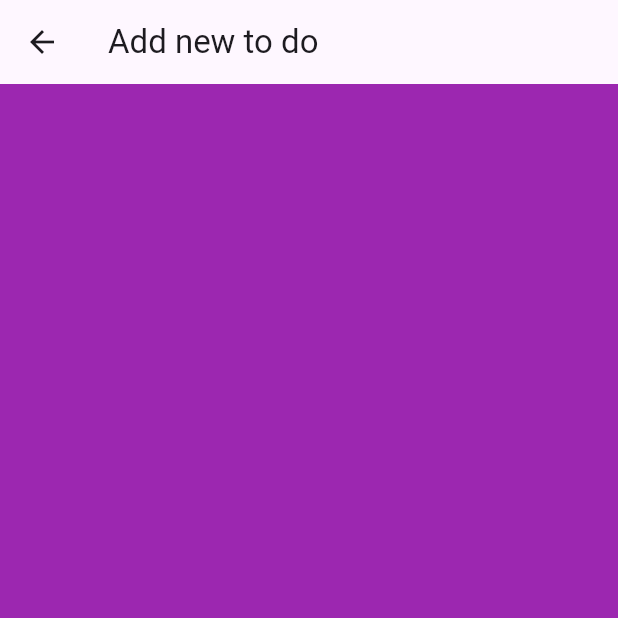
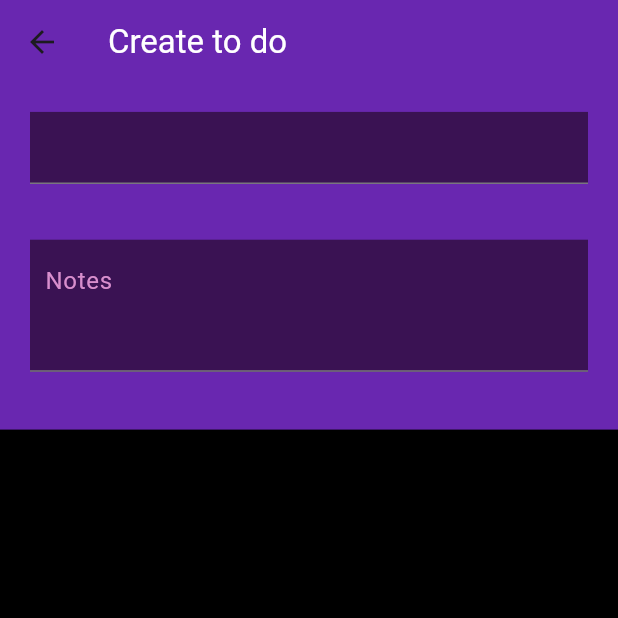
Before and after one commit to Iskander2323/to_do_list, a Flutter app: the FormToDoPage screen opened by its route, on a phone screen of 412 x 824 dp, the top half of it. Run offline on Flutter 3.47's test engine with Material 3 defaults, Android fonts, the phone set to English and light mode, and no system bars; our stand-ins replace bloc, drift, equatable, flutter_bloc, go_router, sqlite3_flutter_libs; missing offline and left inert: sqlite3; accounts and stored records are empty; generated files the repository leaves out were written again.

```diff
--- a/lib/components/form_to_do/ui/form_to_do_page.dart
+++ b/lib/components/form_to_do/ui/form_to_do_page.dart
@@ -8,25 +8,82 @@ class FormToDoPage extends StatefulWidget {
 }
 
 class _FormToDoPageState extends State<FormToDoPage> {
+  final TextEditingController titleController = TextEditingController();
+  final TextEditingController descriptionController = TextEditingController();
+
   @override
   Widget build(BuildContext context) {
     return Scaffold(
       appBar: AppBar(
-        title: Text('Add new to do'),
+        title: Text(
+          'Create to do',
+          style: TextStyle(
+            color: Colors.white,
           ),
-      backgroundColor: Colors.purple,
-      body: Padding(
-        padding: const EdgeInsets.all(20),
-        child: LayoutBuilder(
+        ),
+        backgroundColor: const Color.fromARGB(255, 105, 39, 176),
+      ),
+      backgroundColor: const Color.fromARGB(255, 105, 39, 176),
+      resizeToAvoidBottomInset: false,
+      body: LayoutBuilder(
         builder: (context, constraints) {
           return SizedBox(
               width: constraints.maxWidth,
               height: constraints.maxHeight,
               child: Column(
+                children: [
+                  Container(
+                    padding: EdgeInsets.only(left: 20, right: 20, bottom: 20),
+                    width: constraints.maxWidth,
+                    height: constraints.maxHeight * 0.3,
+                    child: Column(
+                      mainAxisAlignment: MainAxisAlignment.spaceAround,
+                      children: [
+                        Container(
+                          color: const Color.fromARGB(255, 58, 18, 83),
+                          child: TextField(
+                            style: TextStyle(
+                                color: Color.fromARGB(255, 216, 142, 205)),
+                            decoration: InputDecoration(
+                                contentPadding: EdgeInsets.symmetric(
+                                    horizontal: 10, vertical: 5),
+                                fillColor: Color.fromARGB(255, 216, 142, 205),
+                                labelStyle: TextStyle(
+                                    color: const Color.fromARGB(
+                                        255, 216, 142, 205))),
+                          ),
+                        ),
+                        Container(
+                          color: const Color.fromARGB(255, 58, 18, 83),
+                          child: TextField(
+                            maxLines: null,
+                            minLines: 3,
+                            decoration: InputDecoration(
+                                contentPadding:
+                                    EdgeInsets.symmetric(horizontal: 10),
+                                alignLabelWithHint: true,
+                                fillColor: Color.fromARGB(255, 216, 142, 205),
+                                labelText: 'Notes',
+                                labelStyle: TextStyle(
+                                    color: const Color.fromARGB(
+                                        255, 216, 142, 205))),
+                          ),
+                        )
+                      ],
+                    ),
+                  ),
+                  Container(
+                    width: constraints.maxWidth,
+                    height: constraints.maxHeight * 0.7,
+                    padding: EdgeInsets.all(20),
+                    color: Colors.black,
+                    child: Column(
                       children: [],
+                    ),
+                  )
+                ],
               ));
         },
-        ),
       ),
     );
   }
```
Lines whose indentation alone changed are shown as unchanged.
